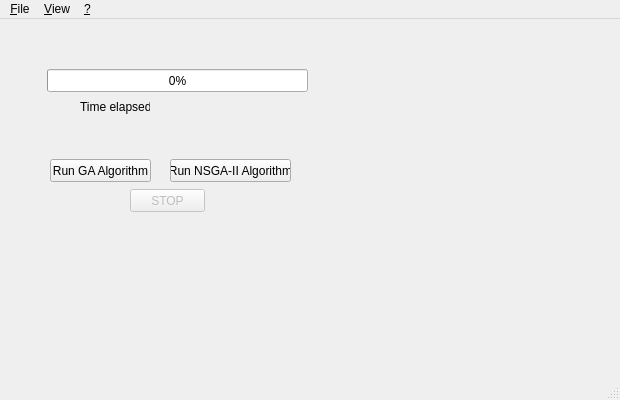
The window that GUIGeneticAlgorithms/gui/mainwindow.ui (KeRNeLith/Single-Multi-Objective-Genetic-Algorithm) describes before a commit, drawn with Qt 5.
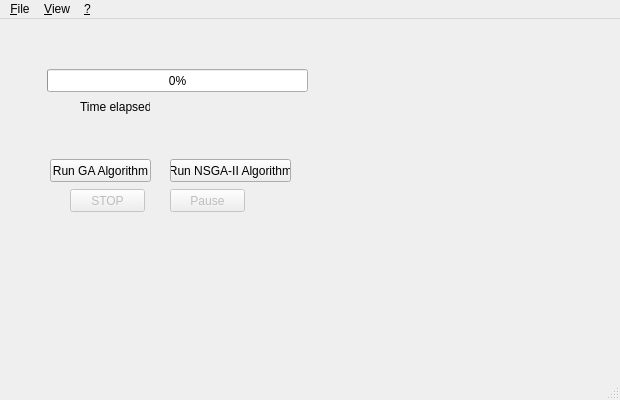
The same window after the commit.

Commit message: correct a bug that can occur when use tolower function add the possibility to put the algorithm in pause and resume after (also: some memory delete that weren't done before)

What changed in the file:
```diff
--- a/GUIGeneticAlgorithms/gui/mainwindow.ui
+++ b/GUIGeneticAlgorithms/gui/mainwindow.ui
@@ -91,7 +91,7 @@
     </property>
     <property name="geometry">
      <rect>
-      <x>130</x>
+      <x>70</x>
       <y>170</y>
       <width>75</width>
       <height>23</height>
@@ -101,6 +101,22 @@
      <string>STOP</string>
     </property>
    </widget>
+   <widget class="QPushButton" name="pausePushButton">
+    <property name="enabled">
+     <bool>false</bool>
+    </property>
+    <property name="geometry">
+     <rect>
+      <x>170</x>
+      <y>170</y>
+      <width>75</width>
+      <height>23</height>
+     </rect>
+    </property>
+    <property name="text">
+     <string>Pause</string>
+    </property>
+   </widget>
   </widget>
   <widget class="QMenuBar" name="menuBar">
    <property name="geometry">
```
The commit also changes 5 other files.
